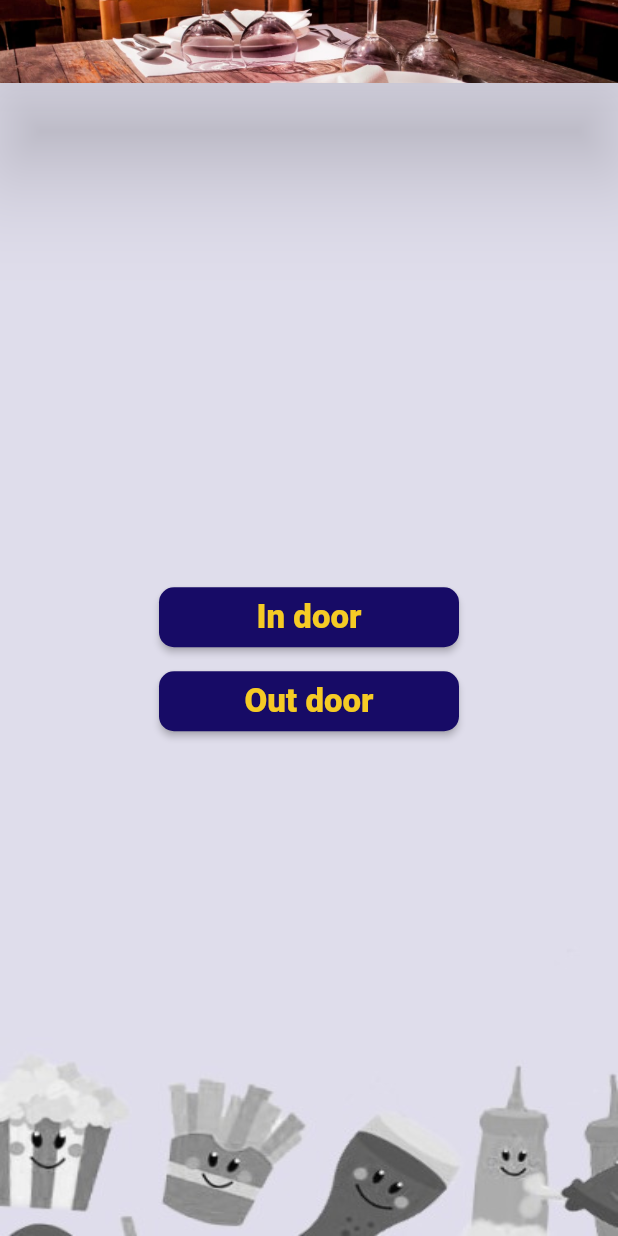
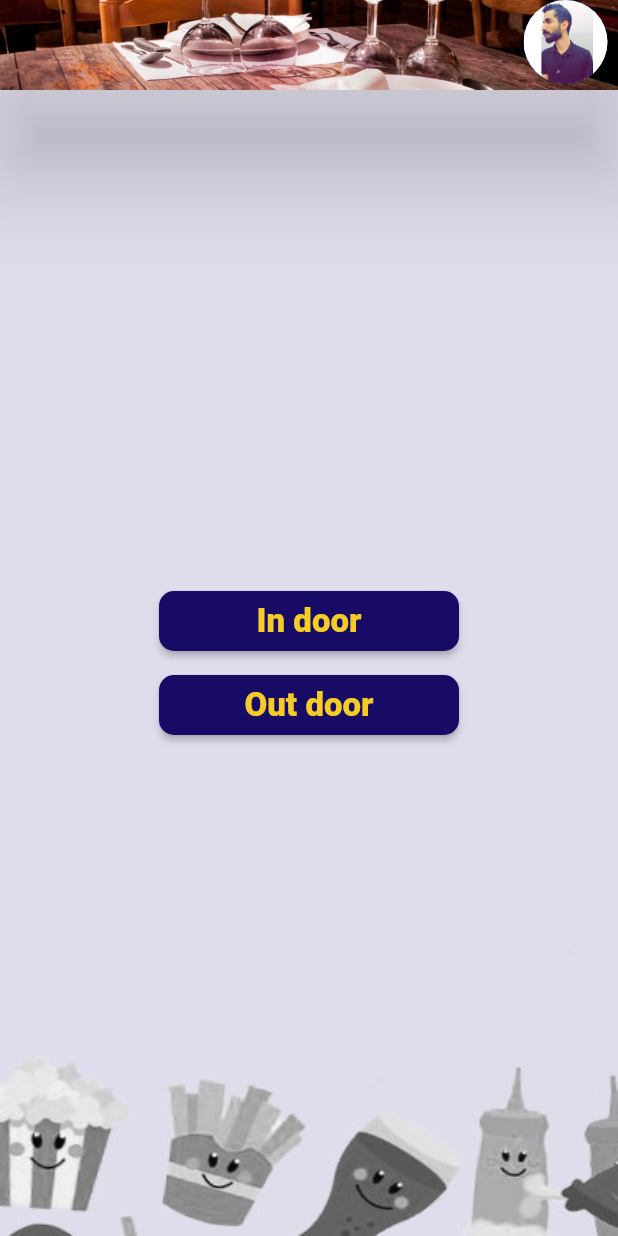
Before and after one commit to kerolos-hany/floki_55, a Flutter app: the screen it shows after launch, on a phone screen of 412 x 824 dp. Run offline on Flutter 3.47's test engine with Material 2 defaults, Android fonts, the phone set to English and light mode, and no system bars; our stand-ins replace bloc, flutter_bloc, qr_flutter; missing offline and left inert: qr_code_scanner.

```diff
--- a/lib/layout/app_bar.dart
+++ b/lib/layout/app_bar.dart
@@ -1,7 +1,6 @@
 import 'package:flutter/material.dart';
 
-Widget appBar({@required scaffoldKey})
-{
+Widget appBar({@required scaffoldKey}) {
   return PreferredSize(
     child: AppBar(
       elevation: 30,
@@ -12,7 +11,20 @@ Widget appBar({@required scaffoldKey})
               fit: BoxFit.cover),
         ),
       ),
+      actions: [
+        GestureDetector(
+          onTap: () {print("Avatar");},
+          child: CircleAvatar(
+            radius: 35,
+            child: ClipOval(
+              child: Image(
+                image: AssetImage("Assets/Images/profile avatar.jpeg"),
+              ),
+            ),
+          ),
+        ),
+      ],
     ),
-    preferredSize: Size.fromHeight(55),
+    preferredSize: Size.fromHeight(60),
   );
 }
--- a/lib/main.dart
+++ b/lib/main.dart
@@ -1,9 +1,9 @@
 import 'package:bloc/bloc.dart';
 import 'package:floki/layout/home_layout.dart';
 import 'package:floki/modules/indoor/qrcode/qrcode_creator.dart';
-import 'package:floki/modules/indoor/qrcode/qrcode_scanner/qrcode_scanner.dart';
 import 'package:floki/shared/cubit/bloc_observer.dart';
 import 'package:flutter/material.dart';
+import 'package:flutter/services.dart';
 
 void main() {
   Bloc.observer = MyBlocObserver();
@@ -18,9 +18,16 @@ class MyApp extends StatelessWidget {
     return MaterialApp(
       debugShowCheckedModeBanner: false,
       theme: ThemeData(
+        appBarTheme: AppBarTheme(
+          backwardsCompatibility: false,
+          systemOverlayStyle: SystemUiOverlayStyle(
+            statusBarColor: Colors.black38,
+            statusBarIconBrightness: Brightness.light,
+          ),
+        ),
         primaryColor: Color(0xff170b66),
       ),
-      home: HomeLayout(screenIndex: 0,menuScreenIndex: 0,),
+      home: HomeLayout(screenIndex: 0, menuScreenIndex: 0,),
       //0 : FirstPage(), 1 : HomePage(), 2,0 : outdoorMenuScreens(0), 3,0 indoorMenuScreens(0)
       //4 : NotCreatedYet(), 5 : QrCodeErrorScreen(),
     );
--- a/lib/modules/first_screen/first_screen.dart
+++ b/lib/modules/first_screen/first_screen.dart
@@ -19,7 +19,7 @@ class FirstPage extends StatelessWidget {
       )),
       child: Center(
           child: SingleChildScrollView(
-        child: Column(
+          child: Column(
           mainAxisAlignment: MainAxisAlignment.center,
           children: [
             _buildButton("In door", _inDoorButtonFunc),
--- a/lib/modules/indoor/qrcode/qrcode_creator.dart
+++ b/lib/modules/indoor/qrcode/qrcode_creator.dart
@@ -39,7 +39,7 @@ class QrCodeCreator extends StatelessWidget {
                 child: Column(
                   children: [
                     SizedBox(
-                      height: 200,
+                      height: 150,
                     ),
                     Container(
                       clipBehavior: Clip.antiAliasWithSaveLayer,
@@ -49,13 +49,13 @@ class QrCodeCreator extends StatelessWidget {
                       ),
                       child: QrImage(
                         data: controller.text,
-                        size: 200,
+                        size: 225,
                         backgroundColor: Colors.white,
                         foregroundColor: Colors.black,
                       ),
                     ),
                     SizedBox(
-                      height: 30,
+                      height: 150,
                     ),
                     buildTextField(context),
                   ],
```
Also changed, not shown: lib/layout/home_layout.dart (+0 -14 lines).
